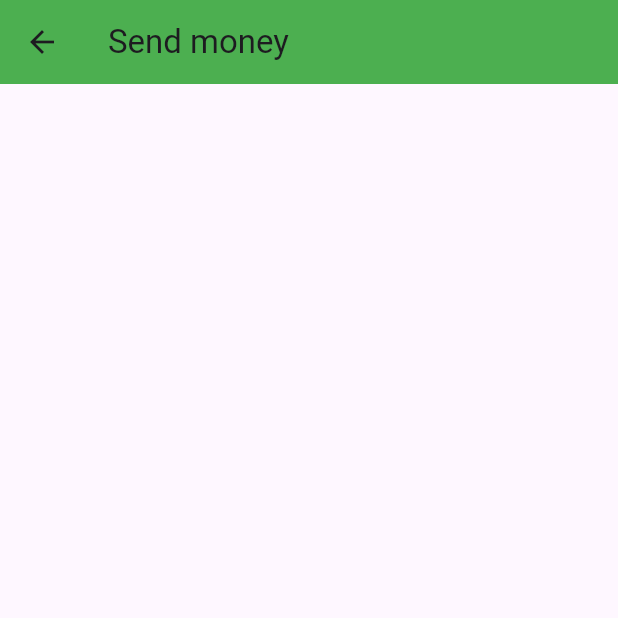
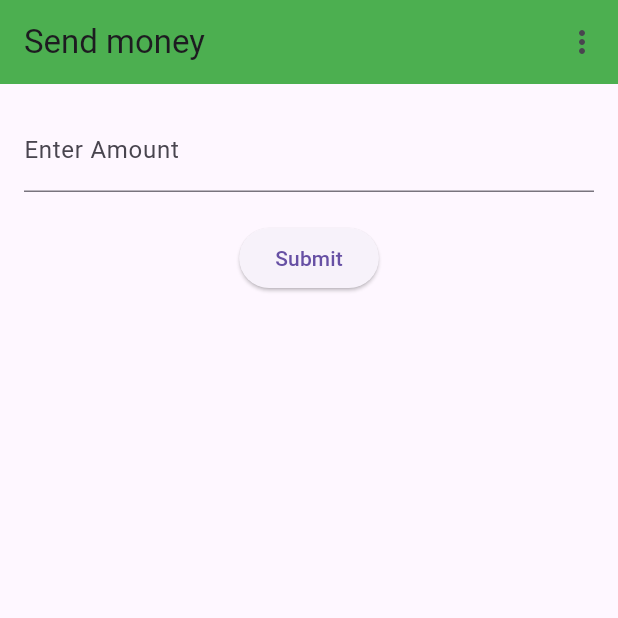
Before and after one commit to Nitesh-devv/sendmoney, a Flutter app: the SendView screen opened by its route, on a phone screen of 412 x 824 dp, the top half of it. Run offline on Flutter 3.47's test engine with Material 3 defaults, Android fonts, the phone set to English and light mode, and no system bars; our stand-ins replace dio, get, hive, hive_flutter, retrofit, shared_preferences; accounts and stored records are empty; generated files the repository leaves out were written again; statements that could not run were skipped.

Commit message:
added send money handling offline

```diff
--- a/lib/app/constant.dart
+++ b/lib/app/constant.dart
@@ -12,5 +12,7 @@ class Constant {
   static const String OFFLINE_EMAIL = "nitesh@gmail.com";
   static const String OFFLINE_PASSWORD = "nitesh";
 
+  static const String TRANSACTION_STORE_NAME = "transaction_send";
+
   static const String DEFAULT_MONEY = "400";
 }
--- a/lib/app/localization/strings.dart
+++ b/lib/app/localization/strings.dart
@@ -47,6 +47,10 @@ static const btnHomeSendMoeny = 'Send Money';
 static const btnHomeSendTransaction = 'View Transaction';
 
 
+//Send money screen
+static const btnSendMoneySubmit = "Submit";
+
+
 
 
   //Error and dialog text
@@ -60,7 +64,13 @@ static const btnHomeSendTransaction = 'View Transaction';
   static const lblLoginInvalidMsg = "Please enter valid email and password";
 
 
+  static const lblSendMoenyValidAmountTitle = "Invalid amount";
+  static const lblSendMoenyValidAmountMsg = "Please inter valid amount";
+  static const lblSendMoenyTransactionSucessTitle = "Sucess";
+  static const lblSendMoenyTransactionSucessMsg = "Transaction Successful";
 
+  static const lblSendMoenyTransactionFailedTitle = "Failed";
+  static const lblSendMoenyTransactionFailed = "Transaction Failed";
 
 
 }
--- /dev/null
+++ b/lib/data/models/hive_model.dart
@@ -0,0 +1,15 @@
+import 'package:hive/hive.dart';
+
+part 'hive_model.g.dart'; // Required for Hive type adapter generation
+
+@HiveType(typeId: 0) // Unique ID for the adapter
+class TransactionBean extends HiveObject {
+
+  @HiveField(0)
+   String amount;
+
+  @HiveField(1)
+   DateTime time;
+
+  TransactionBean({required this.amount, required this.time});
+}
--- a/lib/data/provider/app_shared_preference.dart
+++ b/lib/data/provider/app_shared_preference.dart
@@ -1,6 +1,7 @@
 import 'package:shared_preferences/shared_preferences.dart';
 
 const String _sharedPrefIsLoggedInKey = "key_user_loggedin";
+const String _sharedPrefWalletKey = "key_user_walle";
 
 final sharedPrefs = AppSharedPreference();
 
@@ -21,6 +22,15 @@ class AppSharedPreference {
     _sharedPrefs!.setBool(_sharedPrefIsLoggedInKey, aBool);
   }
 
+
+    String get userWallet {
+    return _sharedPrefs!.getString(_sharedPrefWalletKey) ?? "0";
+  }
+
+  set setWallet(String amount) {
+    _sharedPrefs!.setString(_sharedPrefWalletKey, amount);
+  }
+
   void clearData() {
     _sharedPrefs!.clear();
   }
--- a/lib/modules/login/login_controller.dart
+++ b/lib/modules/login/login_controller.dart
@@ -29,8 +29,7 @@ class LoginController extends GetxController {
       && passwordController.text.toString().toLowerCase() == Constant.OFFLINE_PASSWORD.toLowerCase()){
       Get.snackbar(Strings.lblLoginSucessTitle, Strings.lblLoginSucessMessage,
           snackPosition: SnackPosition.BOTTOM);
-        userRepository.userDetails = UserDetails(email: emailController.text.toString(), walletbalance: Constant.DEFAULT_MONEY);
-
+        userRepository.setUserLoggedIn(UserDetails(email: emailController.text.toString(), walletbalance: Constant.DEFAULT_MONEY));
          AllRoute.routeOffAll(pageName:  AllRoute.homeScreenRoute, argument :null );
       }else{
       Get.snackbar(Strings.lblLoginInvalidTitle, Strings.lblLoginInvalidMsg,
--- a/lib/modules/send/send_binding.dart
+++ b/lib/modules/send/send_binding.dart
@@ -1,10 +1,16 @@
 
 import 'package:get/get.dart';
+import 'package:sendmoney/app/app_barral.dart';
 import 'package:sendmoney/modules/send/send_controller.dart';
 
 class SendBinding implements Bindings {
+
+
+      final UserRepository repository;
+
+  SendBinding({required this.repository});
   @override
   void dependencies() {
-    Get.lazyPut<SendController>(() => SendController());
+    Get.lazyPut<SendController>(() => SendController(userRepository: repository));
   }
 }
--- a/lib/modules/send/send_controller.dart
+++ b/lib/modules/send/send_controller.dart
@@ -1,6 +1,17 @@
+import 'package:flutter/widgets.dart';
 import 'package:get/get.dart';
+import 'package:sendmoney/app/localization/strings.dart';
+import 'package:sendmoney/data/models/hive_model.dart';
+import 'package:sendmoney/data/services/user_repository.dart';
+import 'package:sendmoney/navigation/routes.dart';
 
 class SendController extends GetxController {
+    final UserRepository userRepository;
+  SendController({required this.userRepository});
+
+    final TextEditingController amountController = TextEditingController();
+
+
   // @override
   // void onInit() {
   //   super.onInit();
@@ -9,4 +20,28 @@ class SendController extends GetxController {
   void onBackBtnClicked() {
     Get.back();
   }
+
+  void onSubmitButtonClicked(){
+      if (amountController.text.isNotEmpty && int.parse(amountController.text.toString()) > 0) {
+          userRepository.userDetails!.walletbalance  = (int.parse(userRepository.userDetails!.walletbalance ?? "0") + int.parse(amountController.text.toString())).toString();
+          userRepository.updateUserWalletInSharepref(userRepository.userDetails!);
+          userRepository.addTransactionItem(TransactionBean(amount:amountController.text.toString() , time: DateTime.now()));
+
+
+         Get.snackbar(Strings.lblSendMoenyTransactionSucessTitle,
+      Strings.lblSendMoenyTransactionSucessMsg,   snackPosition: SnackPosition.BOTTOM);
+      }else{
+         Get.snackbar(Strings.lblSendMoenyValidAmountTitle,
+ Strings.lblSendMoenyValidAmountMsg,   snackPosition: SnackPosition.BOTTOM);
+
+      }
+  }
+
+    void onLogoutBtnClicked(){
+    userRepository.clearUserDetails();
+          AllRoute.routeOffAll(pageName:  AllRoute.loginScreenRoute, argument :null );
+
+  }
+
+
 }
--- a/lib/modules/send/send_view.dart
+++ b/lib/modules/send/send_view.dart
@@ -1,5 +1,6 @@
 // ignore_for_file: prefer_const_constructors, must_be_immutable
 import 'package:flutter/material.dart';
+import 'package:flutter/services.dart';
 import 'package:get/get.dart';
 import 'package:sendmoney/app/localization/strings.dart';
 import 'package:sendmoney/modules/send/send_controller.dart';
@@ -12,10 +13,43 @@ class SendView extends GetView<SendController> {
   @override
   Widget build(BuildContext context) {
     return Scaffold(
-            appBar: AppBar(title: Text(Strings.lblScreenSend), backgroundColor: Colors.green,),
+            appBar: AppBar(title: Text(Strings.lblScreenSend), backgroundColor: Colors.green,
 
-        body: Text(
-      "",
+                  actions: <Widget>[
+      PopupMenuButton<int>(
+          onSelected: (item) => controller.onLogoutBtnClicked(),
+          itemBuilder: (context) => [
+            PopupMenuItem<int>(value: 0, child: Text(Strings.lblLogout)),
+          ],
+        ),
+    ],
+
+            ),
+
+        body: Padding(
+        padding: EdgeInsets.all(16.0),
+        child: Column(
+          children: [
+            TextField(
+              inputFormatters: <TextInputFormatter>[
+                    FilteringTextInputFormatter.digitsOnly
+                  ],
+              controller: controller.amountController,
+              keyboardType: TextInputType.number,
+              decoration: InputDecoration(labelText: 'Enter Amount'),
+            ),
+            SizedBox(height: 20),
+            ElevatedButton(
+              onPressed: () {
+              controller.onSubmitButtonClicked();
+
+
+              },
+              child: Text('Submit'),
+            )
+          ],
+        ),
+
     ));
   }
 }
--- a/lib/modules/splash/splash_controller.dart
+++ b/lib/modules/splash/splash_controller.dart
@@ -19,6 +19,9 @@ class SplashController extends GetxController {
     Future.delayed(const Duration(seconds: 2)).then((val) {
     // Your logic here
         if(userRepository.isUserLoggedIn){
+          userRepository.setAutoLogin();
+         AllRoute.routeOffAll(pageName:  AllRoute.homeScreenRoute, argument :null );
+
     }else{
          AllRoute.routeOffAll(pageName:  AllRoute.loginScreenRoute, argument :null );
     }
--- a/lib/modules/transaction/transaction_binding.dart
+++ b/lib/modules/transaction/transaction_binding.dart
@@ -1,10 +1,17 @@
 
 import 'package:get/get.dart';
+import 'package:sendmoney/app/app_barral.dart';
 import 'package:sendmoney/modules/transaction/transaction_berral.dart';
 
 class TransactionBinding implements Bindings {
+
+
+      final UserRepository repository;
+
+  TransactionBinding({required this.repository});
+
   @override
   void dependencies() {
-    Get.lazyPut<TransactionController>(() => TransactionController());
+    Get.lazyPut<TransactionController>(() => TransactionController(userRepository: UserRepository()));
   }
 }
--- a/pubspec.yaml
+++ b/pubspec.yaml
@@ -40,10 +40,14 @@ dependencies:
   # The following adds the Cupertino Icons font to your application.
   # Use with the CupertinoIcons class for iOS style icons.
   cupertino_icons: ^1.0.8
+  hive: ^2.2.3
+  hive_flutter: ^1.1.0
+  path_provider: ^2.1.5
 
 dev_dependencies:
   flutter_test:
     sdk: flutter
+  hive_generator: ^2.0.1
   retrofit_generator: ^9.1.9
   build_runner: ^2.3.3
   built_value_generator: ^8.4.2
```
Also changed, not shown: lib/data/services/user_repository.dart (+44 -0 lines), lib/main.dart (+7 -1 lines), lib/modules/home/home_controller.dart (+10 -2 lines), lib/modules/home/home_view.dart (+13 -1 lines), lib/modules/transaction/transaction_controller.dart (+21 -4 lines), lib/modules/transaction/transaction_view.dart (+13 -1 lines), lib/navigation/routes.dart (+4 -4 lines), lib/data/models/hive_model.g.dart (added), lib/data/provider/api_provider.g.dart, pubspec.lock.
